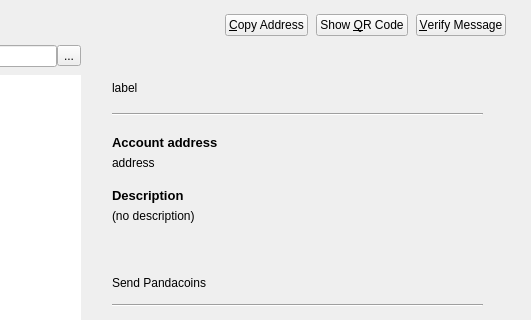
First picture: the form in src/qt/forms/donationbook.ui, repository justthedoctor/pandacoin-dev, before the edit; both pictures show x 362 to 893 and y 0 to 320 of the 893 by 473 pixel window.
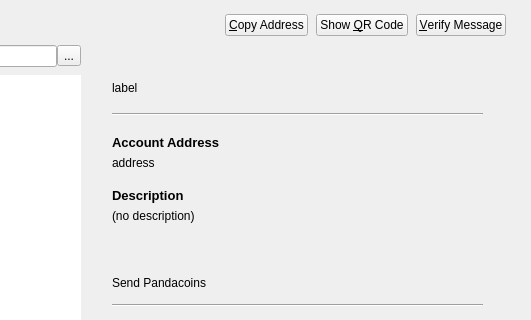
Second picture: the form after the edit. Icons and pictures are not drawn. Custom widgets are drawn as their Qt base class.

```diff
--- a/src/qt/forms/donationbook.ui
+++ b/src/qt/forms/donationbook.ui
@@ -262,7 +262,7 @@
               </font>
              </property>
              <property name="text">
-              <string notr="true">Account address</string>
+              <string notr="true">Account Address</string>
              </property>
             </widget>
            </item>
```
